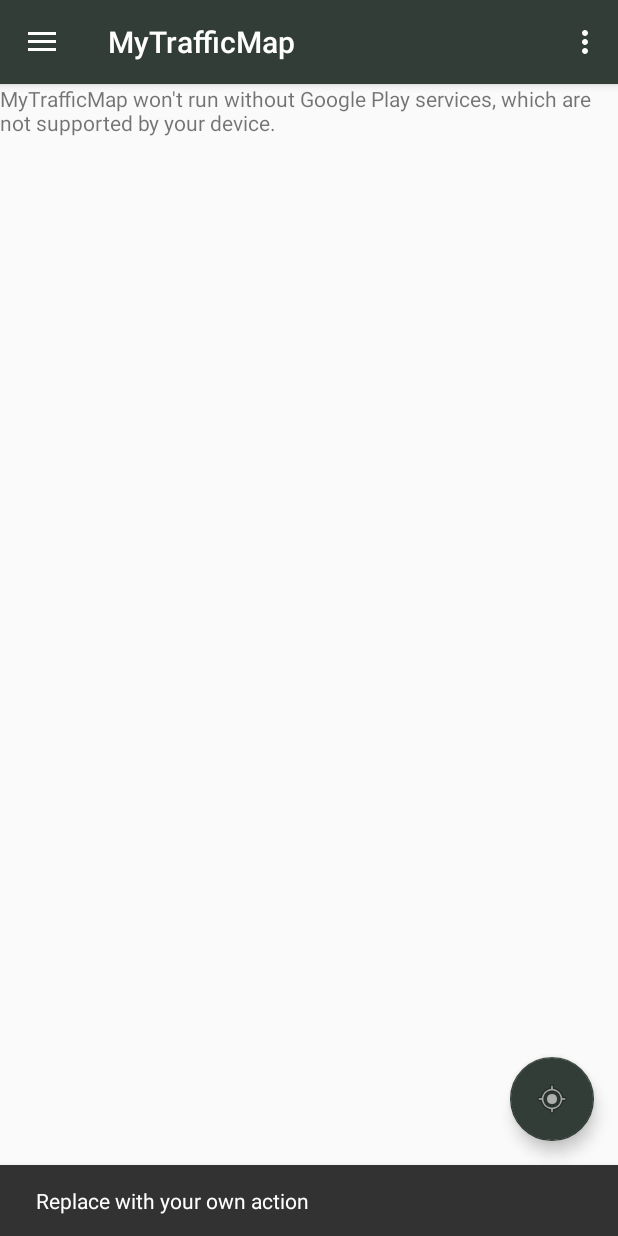
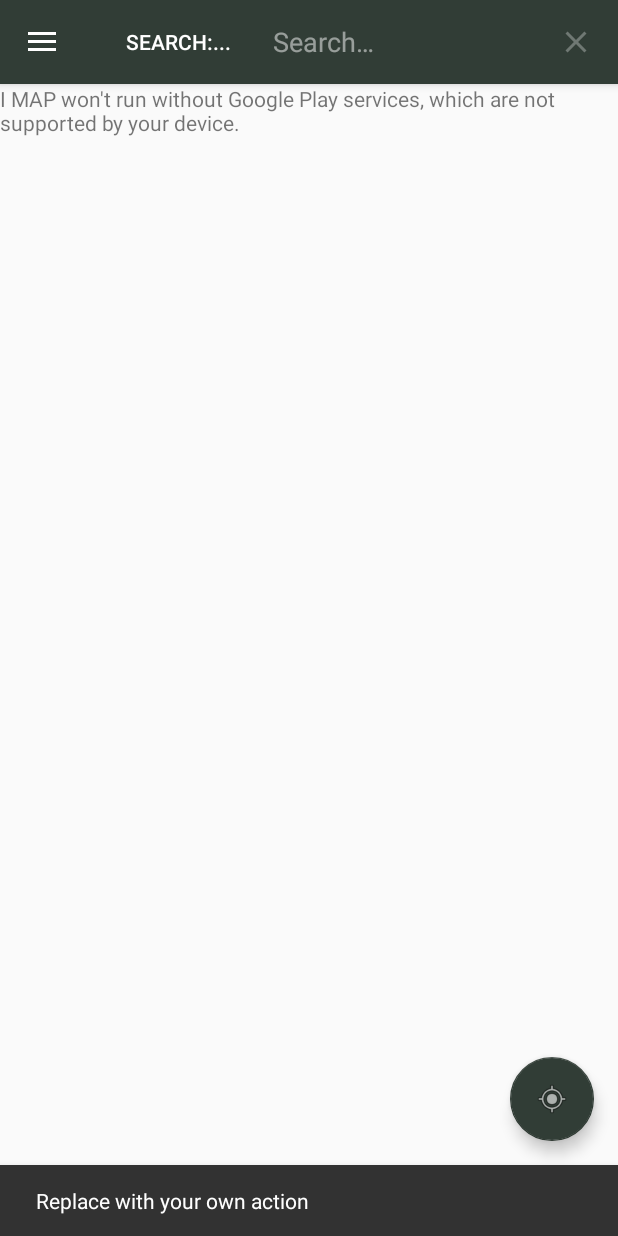
Before and after one commit to thanh-ha-van/MYAP, an Android app: the screen it shows after launch (MainActivity), after a tap on an icon or button, on a phone screen of 412 x 824 dp. Run offline under Robolectric (Android 15) with nearby library versions, the light colour scheme and no system bars; 2 other taps on this screen came first.

Commit message:
Add search bar, remove the title. Settup somethings.

```diff
--- a/app/src/main/java/com/example/havan/mytrafficmap/MainActivity.java
+++ b/app/src/main/java/com/example/havan/mytrafficmap/MainActivity.java
@@ -1,8 +1,12 @@
 package com.example.havan.mytrafficmap;
 
+import android.app.SearchManager;
+import android.content.Context;
 import android.os.Bundle;
 import android.support.design.widget.FloatingActionButton;
 import android.support.design.widget.Snackbar;
+import android.support.v7.widget.SearchView;
+import android.view.MenuInflater;
 import android.view.View;
 import android.support.design.widget.NavigationView;
 import android.support.v4.view.GravityCompat;
@@ -10,6 +14,7 @@
 import android.support.v7.app.ActionBarDrawerToggle;
 import android.support.v7.app.AppCompatActivity;
 import android.support.v7.widget.Toolbar;
+import android.support.v7.widget.SearchView;
 import android.view.Menu;
 import android.view.MenuItem;
 
@@ -23,7 +28,7 @@
         setContentView(R.layout.activity_main);
         Toolbar toolbar = (Toolbar) findViewById(R.id.toolbar);
         setSupportActionBar(toolbar);
-
+        getSupportActionBar().setTitle(null);
         FloatingActionButton fab = (FloatingActionButton) findViewById(R.id.fab_button);
         fab.setOnClickListener(new View.OnClickListener() {
             @Override
@@ -55,8 +60,9 @@
 
     @Override
     public boolean onCreateOptionsMenu(Menu menu) {
-        // Inflate the menu; this adds items to the action bar if it is present.
-        getMenuInflater().inflate(R.menu.main, menu);
+        MenuInflater inflater = getMenuInflater();
+        inflater.inflate(R.menu.option_menu, menu);
+
         return true;
     }
 
@@ -64,13 +70,6 @@
     public boolean onOptionsItemSelected(MenuItem item) {
         // Handle action bar item clicks here. The action bar will
         // automatically handle clicks on the Home/Up button, so long
-        // as you specify a parent activity in AndroidManifest.xml.
-        int id = item.getItemId();
-
-        //noinspection SimplifiableIfStatement
-        if (id == R.id.action_settings) {
-            return true;
-        }
 
         return super.onOptionsItemSelected(item);
     }
--- a/app/src/main/res/menu/main.xml
+++ b/app/src/main/res/menu/main.xml
@@ -1,9 +1,4 @@
 <?xml version="1.0" encoding="utf-8"?>
-<menu xmlns:android="http://schemas.android.com/apk/res/android"
-    xmlns:app="http://schemas.android.com/apk/res-auto">
-    <item
-        android:id="@+id/action_settings"
-        android:orderInCategory="100"
-        android:title="@string/action_settings"
-        app:showAsAction="never" />
+<menu>
+
 </menu>
--- /dev/null
+++ b/app/src/main/res/menu/option_menu.xml
@@ -0,0 +1,14 @@
+<?xml version="1.0" encoding="utf-8"?>
+<menu xmlns:android="http://schemas.android.com/apk/res/android"
+    xmlns:app="http://schemas.android.com/apk/res-auto">
+    <item android:id="@+id/search"
+        android:title="@string/search_title"
+        app:showAsAction="collapseActionView|ifRoom"
+        android:actionViewClass="android.widget.SearchView" />
+    <item
+        android:id="@+id/action_search"
+        android:icon="@android:drawable/ic_menu_search"
+        app:showAsAction="always"
+        app:actionViewClass="android.support.v7.widget.SearchView"
+        android:title="@string/search_title"/>
+</menu>
--- a/app/src/main/res/values/colors.xml
+++ b/app/src/main/res/values/colors.xml
@@ -3,4 +3,5 @@
     <color name="colorPrimary">#313d36</color>
     <color name="colorPrimaryDark">#313d36</color>
     <color name="colorAccent">#313d36</color>
+    <color name="transparent">@android:color/transparent</color>
 </resources>
--- a/app/src/main/res/values/dimens.xml
+++ b/app/src/main/res/values/dimens.xml
@@ -6,4 +6,5 @@
     <dimen name="activity_horizontal_margin">0dp</dimen>
     <dimen name="activity_vertical_margin">0dp</dimen>
     <dimen name="fab_margin">16dp</dimen>
+    <dimen name="button_elevation">4dp</dimen>
 </resources>
--- a/app/src/main/res/values/strings.xml
+++ b/app/src/main/res/values/strings.xml
@@ -1,9 +1,11 @@
 <resources>
-    <string name="app_name">MyTrafficMap</string>
+    <string name="app_name">I MAP</string>
 
     <string name="navigation_drawer_open">Open navigation drawer</string>
     <string name="navigation_drawer_close">Close navigation drawer</string>
     <string name="my_name">Ha Van Thanh</string>
     <string name="action_settings">Settings</string>
     <string name="server_client_id">945104725933-vh1vr0ht6e3j6kpsrknb407gki63q49s.apps.googleusercontent.com</string>
+    <string name="search_title">Search:...</string>
+    <string name="search_hint">Search:...</string>
 </resources>
--- /dev/null
+++ b/app/src/main/res/xml/searchable.xml
@@ -0,0 +1,3 @@
+<?xml version="1.0" encoding="utf-8"?>
+<searchable xmlns:android="http://schemas.android.com/apk/res/android"
+    android:hint="@string/search_hint" />
```
Also changed, not shown: app/src/main/AndroidManifest.xml (+10 -2 lines), app/src/main/java/com/example/havan/mytrafficmap/SearchResultActivity.java (added, +29 -0 lines), app/src/main/res/layout/activity_search_result.xml (added, +12 -0 lines), app/src/main/res/drawable-hdpi/ic_direction.png (added), app/src/main/res/drawable-mdpi/ic_direction.png (added), app/src/main/res/drawable-xhdpi/ic_direction.png (added), app/src/main/res/drawable-xxhdpi/ic_direction.png (added).
